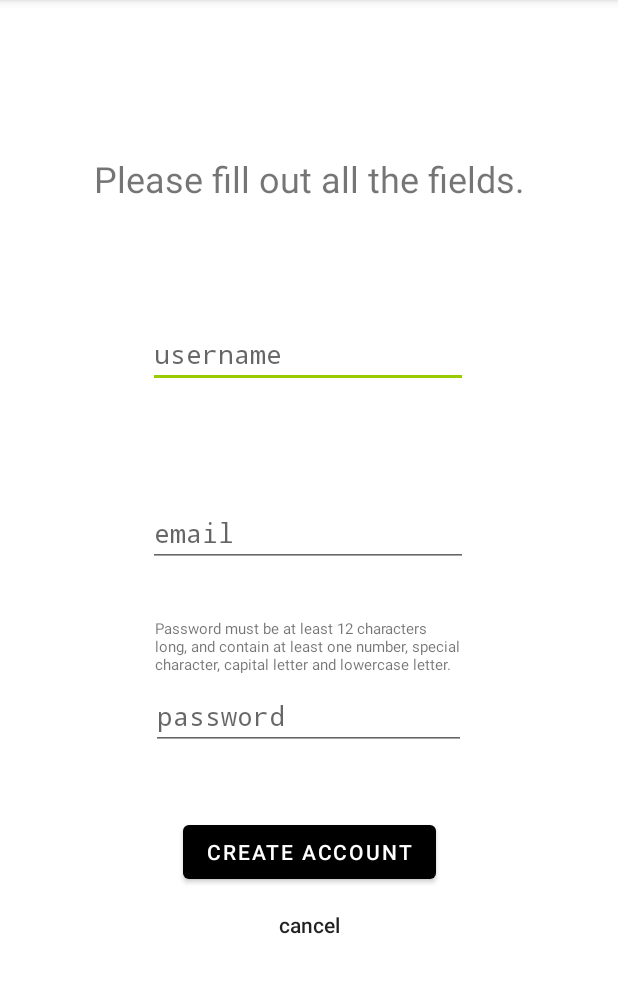
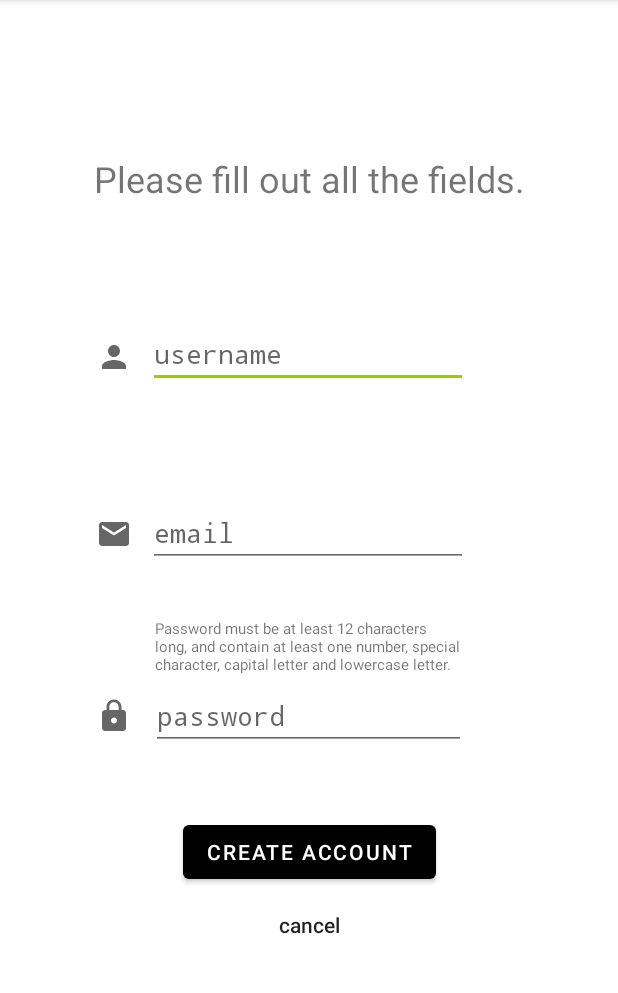
Before and after one commit to HenriHujanen/WasteCalc, an Android app: the CreateAccount screen opened directly, with no data from a screen before it, on a phone screen of 412 x 824 dp, the part 84-1077 px from its top. Run offline under Robolectric (Android 15) with nearby library versions, the phone set to English and light mode, and no system bars.

```diff
--- a/app/src/main/java/com/example/wastecalc/ViewResults.java
+++ b/app/src/main/java/com/example/wastecalc/ViewResults.java
@@ -6,9 +6,6 @@ import android.content.Intent;
 import android.os.Bundle;
 import android.view.View;
 import android.widget.TextView;
-
-import java.text.DateFormat;
-import java.util.Calendar;
 
 public class ViewResults extends AppCompatActivity {
     private TextView menuButton;
--- /dev/null
+++ b/app/src/main/res/drawable/ic_baseline_email_24.xml
@@ -0,0 +1,10 @@
+<vector xmlns:android="http://schemas.android.com/apk/res/android"
+    android:width="24dp"
+    android:height="24dp"
+    android:viewportWidth="24"
+    android:viewportHeight="24"
+    android:tint="?attr/colorControlNormal">
+  <path
+      android:fillColor="@android:color/white"
+      android:pathData="M20,4L4,4c-1.1,0 -1.99,0.9 -1.99,2L2,18c0,1.1 0.9,2 2,2h16c1.1,0 2,-0.9 2,-2L22,6c0,-1.1 -0.9,-2 -2,-2zM20,8l-8,5 -8,-5L4,6l8,5 8,-5v2z"/>
+</vector>
--- /dev/null
+++ b/app/src/main/res/drawable/ic_baseline_lock_24.xml
@@ -0,0 +1,10 @@
+<vector xmlns:android="http://schemas.android.com/apk/res/android"
+    android:width="24dp"
+    android:height="24dp"
+    android:viewportWidth="24"
+    android:viewportHeight="24"
+    android:tint="?attr/colorControlNormal">
+  <path
+      android:fillColor="@android:color/white"
+      android:pathData="M18,8h-1L17,6c0,-2.76 -2.24,-5 -5,-5S7,3.24 7,6v2L6,8c-1.1,0 -2,0.9 -2,2v10c0,1.1 0.9,2 2,2h12c1.1,0 2,-0.9 2,-2L20,10c0,-1.1 -0.9,-2 -2,-2zM12,17c-1.1,0 -2,-0.9 -2,-2s0.9,-2 2,-2 2,0.9 2,2 -0.9,2 -2,2zM15.1,8L8.9,8L8.9,6c0,-1.71 1.39,-3.1 3.1,-3.1 1.71,0 3.1,1.39 3.1,3.1v2z"/>
+</vector>
--- /dev/null
+++ b/app/src/main/res/drawable/ic_baseline_person_24.xml
@@ -0,0 +1,10 @@
+<vector xmlns:android="http://schemas.android.com/apk/res/android"
+    android:width="24dp"
+    android:height="24dp"
+    android:viewportWidth="24"
+    android:viewportHeight="24"
+    android:tint="?attr/colorControlNormal">
+  <path
+      android:fillColor="@android:color/white"
+      android:pathData="M12,12c2.21,0 4,-1.79 4,-4s-1.79,-4 -4,-4 -4,1.79 -4,4 1.79,4 4,4zM12,14c-2.67,0 -8,1.34 -8,4v2h16v-2c0,-2.66 -5.33,-4 -8,-4z"/>
+</vector>
--- a/app/src/main/res/layout/activity_create_account.xml
+++ b/app/src/main/res/layout/activity_create_account.xml
@@ -6,6 +6,30 @@
     android:layout_height="match_parent"
 
     tools:context=".CreateAccount">
+
+    <ImageView
+        android:id="@+id/imageView13"
+        android:layout_width="wrap_content"
+        android:layout_height="wrap_content"
+        app:layout_constraintBottom_toBottomOf="parent"
+        app:layout_constraintEnd_toEndOf="parent"
+        app:layout_constraintHorizontal_bias="0.165"
+        app:layout_constraintStart_toStartOf="parent"
+        app:layout_constraintTop_toTopOf="parent"
+        app:layout_constraintVertical_bias="0.304"
+        app:srcCompat="@drawable/ic_baseline_person_24" />
+
+    <ImageView
+        android:id="@+id/imageView12"
+        android:layout_width="wrap_content"
+        android:layout_height="wrap_content"
+        app:layout_constraintBottom_toBottomOf="parent"
+        app:layout_constraintEnd_toEndOf="parent"
+        app:layout_constraintHorizontal_bias="0.165"
+        app:layout_constraintStart_toStartOf="parent"
+        app:layout_constraintTop_toTopOf="parent"
+        app:layout_constraintVertical_bias="0.625"
+        app:srcCompat="@drawable/ic_baseline_lock_24" />
 
     <EditText
         android:id="@+id/editTextNewUsername"
@@ -100,4 +124,16 @@
         app:layout_constraintTop_toTopOf="parent"
         app:layout_constraintVertical_bias="0.14" />
 
+    <ImageView
+        android:id="@+id/imageView14"
+        android:layout_width="wrap_content"
+        android:layout_height="wrap_content"
+        app:layout_constraintBottom_toBottomOf="parent"
+        app:layout_constraintEnd_toEndOf="parent"
+        app:layout_constraintHorizontal_bias="0.165"
+        app:layout_constraintStart_toStartOf="parent"
+        app:layout_constraintTop_toTopOf="parent"
+        app:layout_constraintVertical_bias="0.462"
+        app:srcCompat="@drawable/ic_baseline_email_24" />
+
 </androidx.constraintlayout.widget.ConstraintLayout>
--- a/app/src/main/res/layout/activity_emission_calc.xml
+++ b/app/src/main/res/layout/activity_emission_calc.xml
@@ -56,7 +56,7 @@
         android:id="@+id/buttonCalc"
         android:layout_width="wrap_content"
         android:layout_height="wrap_content"
-        android:onClick="readXML"
+        android:onClick="readJSON"
         android:text="calculate"
         app:layout_constraintBottom_toBottomOf="parent"
         app:layout_constraintEnd_toEndOf="parent"
```
Also changed, not shown: app/src/main/java/com/example/wastecalc/CreateAccount.java (+30 -4 lines), app/src/main/java/com/example/wastecalc/Credentials.java (+8 -0 lines), app/src/main/java/com/example/wastecalc/EmissionCalc.java (+1 -14 lines), app/src/main/java/com/example/wastecalc/ResultsLog.java (+41 -0 lines), app/src/main/res/drawable/ic_baseline_calendar_today_24.xml (added, +10 -0 lines), app/src/main/res/drawable/ic_baseline_insert_chart_outlined_24.xml (added, +10 -0 lines), app/src/main/res/layout/activity_main.xml (+24 -0 lines), app/src/main/res/layout/activity_results_log.xml (+63 -1 lines).
